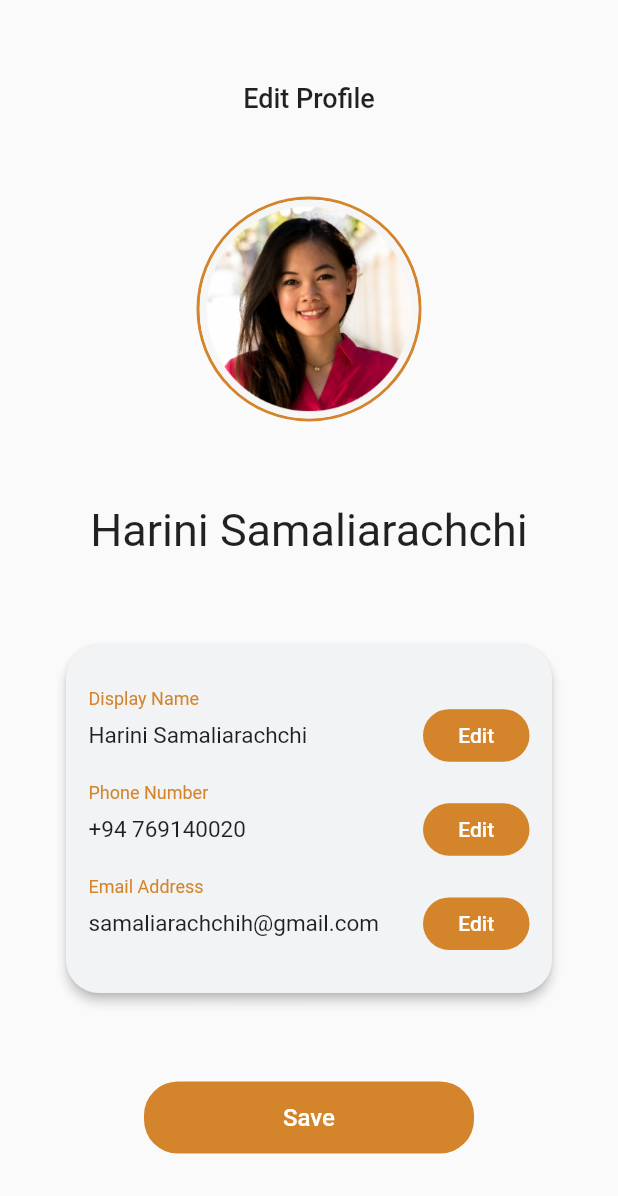
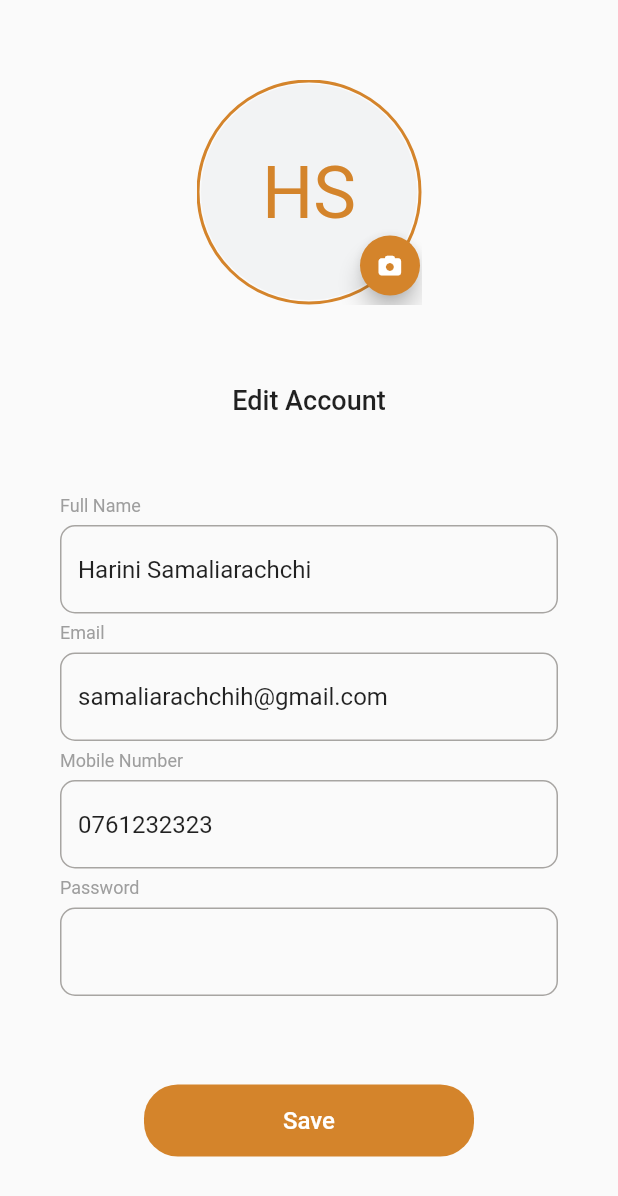
Before and after one commit to malindupasan/HirePro, a Flutter app: the UserProfile screen opened by its route, after a tap on "EDIT PROFILE", on a phone screen of 412 x 824 dp. Shown: the top 1196 px of the screen. Run offline on Flutter 3.47's test engine with Material 2 defaults, Android fonts, the phone set to English and light mode, and no system bars; our stand-ins replace card_swiper, file_picker, flutter_rating_bar, font_awesome_flutter, image_cropper, image_picker and 3 more.

Commit message:
edit proifle ui changed and photo upload added

```diff
--- a/frontend/hire_pro/lib/screens/editProfileScreen.dart
+++ b/frontend/hire_pro/lib/screens/editProfileScreen.dart
@@ -1,11 +1,13 @@
 import 'package:flutter/material.dart';
+import 'package:font_awesome_flutter/font_awesome_flutter.dart';
 import 'package:hire_pro/constants.dart';
-import 'package:hire_pro/widgets/MyNavigationWidget.dart';
-import 'package:hire_pro/widgets/FormInput.dart';
+import 'package:hire_pro/services/imageUpload.dart';
 import 'package:hire_pro/widgets/MainButton.dart';
-import 'package:hire_pro/widgets/MainCard.dart';
-import 'package:hire_pro/widgets/NavButton.dart';
 import 'package:hire_pro/widgets/smallButton.dart';
+import 'dart:io';
+import 'package:flutter/services.dart';
+import 'package:image_picker/image_picker.dart';
+import 'package:image_cropper/image_cropper.dart';
 
 class EditProfile extends StatefulWidget {
   const EditProfile({super.key});
@@ -15,8 +17,25 @@ class EditProfile extends StatefulWidget {
 }
 
 class _EditProfileState extends State<EditProfile> {
+  String defaultImage = 'images/profile_pic.png';
+  final imageUpload = ImageUpload();
+  File? _image;
+  void changeProfilePicture(ImageSource source) async {
+    final file = await imageUpload.pickImage(source);
+    if (file != null) {
+      final croppedImage =
+          await imageUpload.crop(file: file, cropStyle: CropStyle.circle);
+      if (croppedImage != null) {
+        setState(() {
+          _image = File(
+            croppedImage.path,
+          );
+        });
+      }
+    }
+  }
+
   @override
-  TextEditingController _emailController = TextEditingController();
   Widget build(BuildContext context) {
     return SafeArea(
         child: Scaffold(
@@ -28,14 +47,12 @@ class _EditProfileState extends State<EditProfile> {
                 child: Column(
                   mainAxisAlignment: MainAxisAlignment.spaceEvenly,
                   children: [
-                    Text(
-                      'Edit Profile',
-                      style: TextStyle(
-                          fontWeight: FontWeight.w500, fontSize: 18),
-                    ),
+                    Stack(
+                      children: [
                         Container(
                           width: 150, // Set the desired width of the container
-                      height: 150, // Set the desired height of the container
+                          height:
+                              150, // Set the desired height of the container
                           decoration: BoxDecoration(
                             shape: BoxShape.circle, // Create a circular shape
                             border: Border.all(
@@ -43,41 +60,82 @@ class _EditProfileState extends State<EditProfile> {
                               width: 2, // Set the border width
                             ),
                           ),
+
                           child: Hero(
                             tag: 'image',
-                        child: ClipOval(
-                          child: Image.asset(
-                            'images/profile_pic.png', // Replace with your image URL
-                            fit: BoxFit
-                                .cover, // Adjust the image's fit within the circular border
+                            child: Center(
+                              child: FittedBox(
+                                fit: BoxFit.contain,
+                                child: CircleAvatar(
+                                  radius: 72,
+                                  backgroundColor: kMainGrey,
+                                  foregroundImage: _image != null
+                                      ? FileImage(_image!)
+                                      : null,
+                                  child: Text(
+                                    'HS',
+                                    style: TextStyle(
+                                        fontSize: 48, color: kMainYellow),
                                   ),
                                 ),
                               ),
                             ),
-                    Text(
-                      "Harini Samaliarachchi",
-                      style: TextStyle(
-                        fontSize: 30,
-                        overflow: TextOverflow.ellipsis,
                           ),
                         ),
-                    MainCard(
-                        240,
-                        335,
-                        kMainGrey,
-                        Padding(
-                          padding: const EdgeInsets.all(15.0),
-                          child: Column(
-                            mainAxisAlignment: MainAxisAlignment.spaceEvenly,
+                        Positioned(
+                          top: 100,
+                          left: 105,
+                          child: FloatingActionButton.small(
+                              backgroundColor: kMainYellow,
+                              child: Icon(
+                                FontAwesomeIcons.camera,
+                                size: 15,
+                              ),
+                              onPressed: () => showDialog<String>(
+                                    context: context,
+                                    builder: (BuildContext context) =>
+                                        AlertDialog(
+                                      title: const Text(
+                                        'Change profile picture using,',
+                                        style: TextStyle(
+                                            fontSize: 20,
+                                            fontWeight: FontWeight.w500),
+                                      ),
+                                      content: const Text(''),
+                                      actions: <Widget>[
+                                        Row(
+                                          mainAxisAlignment:
+                                              MainAxisAlignment.spaceEvenly,
                                           children: [
-                              EditField(
-                                  'Display Name', 'Harini Samaliarachchi'),
-                              EditField('Phone Number', '+94 769140020'),
-                              EditField(
-                                  'Email Address', 'samaliarachchih@gmail.com'),
+                                            SmallButton('Camera', () async {
+                                              changeProfilePicture(
+                                                  ImageSource.camera);
+                                            }, kMainYellow, Colors.white),
+                                            SmallButton('Gallery', () async {
+                                              changeProfilePicture(
+                                                  ImageSource.gallery);
+                                            }, kMainYellow, Colors.white)
+                                          ],
+                                        )
                                       ],
                                     ),
                                   )),
+                        ),
+                      ],
+                    ),
+                    Text(
+                      'Edit Account',
+                      style:
+                          TextStyle(fontWeight: FontWeight.w500, fontSize: 18),
+                    ),
+                    Column(
+                      children: [
+                        EditField('Full Name', 'Harini Samaliarachchi'),
+                        EditField('Email', 'samaliarachchih@gmail.com'),
+                        EditField('Mobile Number', '0761232323'),
+                        EditField('Password', ''),
+                      ],
+                    ),
                     MainButton("Save", () {}),
                   ],
                 ),
@@ -87,32 +145,36 @@ class _EditProfileState extends State<EditProfile> {
 }
 
 class EditField extends StatelessWidget {
-  final String label;
-  final String value;
+  String label;
+  String value;
   EditField(this.label, this.value);
 
   @override
   Widget build(BuildContext context) {
-    return Column(crossAxisAlignment: CrossAxisAlignment.start, children: [
-      Text(label,
+    return Column(
+      crossAxisAlignment: CrossAxisAlignment.start,
+      children: [
+        Text(
+          label,
           style: TextStyle(
-              color: kMainYellow,
+            color: Colors.grey,
             fontSize: 12,
-              overflow: TextOverflow.ellipsis)),
-      Row(
-        mainAxisAlignment: MainAxisAlignment.spaceBetween,
-        children: [
-          Expanded(
-              flex: 3,
-              child: Text(value,
-                  style: TextStyle(
-                      fontSize: 15, overflow: TextOverflow.ellipsis))),
-          SizedBox(
-            width: 10,
           ),
-          Expanded(child: SmallButton('Edit', () {}, kMainYellow, Colors.white))
+        ),
+        SizedBox(height: 6),
+        TextFormField(
+          initialValue: value,
+          decoration: InputDecoration(
+            border: OutlineInputBorder(
+              borderSide: BorderSide(
+                color: Colors.grey,
+              ),
+              borderRadius: BorderRadius.circular(10),
+            ),
+          ),
+        ),
+        SizedBox(height: 6),
       ],
-      )
-    ]);
+    );
   }
 }
--- a/frontend/hire_pro/lib/screens/userProfile.dart
+++ b/frontend/hire_pro/lib/screens/userProfile.dart
@@ -3,6 +3,7 @@ import 'package:hire_pro/constants.dart';
 import 'package:flutter_rating_bar/flutter_rating_bar.dart';
 import 'package:hire_pro/widgets/LineDivider.dart';
 import 'package:hire_pro/widgets/MainButton.dart';
+import 'package:hire_pro/widgets/smallButton.dart';
 
 class UserProfile extends StatefulWidget {
   const UserProfile({super.key});
@@ -71,7 +72,6 @@ class _UserProfileState extends State<UserProfile> {
                                     "EDIT PROFILE",
                                     style: TextStyle(
                                       fontSize: 16,
-
                                       color: kMainYellow,
                                     ),
                                   ),
@@ -80,10 +80,10 @@ class _UserProfileState extends State<UserProfile> {
                                   Navigator.pushNamed(context, '/edit_profile');
                                 }),
                           ),
-                          Text(
-                            "Stars you've earned",
-                            style: TextStyle(fontSize: 13),
-                          ),
+                          // Text(
+                          //   "Stars you've earned",
+                          //   style: TextStyle(fontSize: 13),
+                          // ),
                           RatingBarIndicator(
                             rating: 3.35,
                             itemBuilder: (context, index) => Icon(
@@ -114,12 +114,39 @@ class _UserProfileState extends State<UserProfile> {
                           crossAxisAlignment: CrossAxisAlignment.start,
                           mainAxisAlignment: MainAxisAlignment.spaceEvenly,
                           children: [
-                            Text(
+                            Container(
+                              decoration: BoxDecoration(
+                                color: Colors.white,
+                                borderRadius: BorderRadius.circular(10),
+                                boxShadow: [
+                                  BoxShadow(
+                                    color: Colors.grey.withOpacity(0.5),
+                                    spreadRadius: 1,
+                                    blurRadius: 5,
+                                    offset: Offset(
+                                        0, 3), // horizontal, vertical offset
+                                  ),
+                                ],
+                              ),
+                              child: Column(
+                                children: [
+                                  Container(
+                                    height: 40,
+                                    child: Center(
+                                      child: Text(
                                         'Saved Places',
+                                        textAlign: TextAlign.center,
                                         style: TextStyle(
-                                  fontSize: 17, fontWeight: FontWeight.w500),
+                                            fontSize: 17,
+                                            fontWeight: FontWeight.w500),
                                       ),
-                            Container(
+                                    ),
+                                  ),
+                                  RawScrollbar(
+                                    thumbColor: Colors.grey,
+                                    radius: Radius.circular(5),
+                                    thumbVisibility: true,
+                                    child: Container(
                                       height: 130,
                                       child: ListView(
                                         padding: EdgeInsets.all(10),
@@ -132,7 +159,11 @@ class _UserProfileState extends State<UserProfile> {
                                               Icons.school_outlined),
                                         ],
                                       ),
+                                    ),
                                   )
+                                ],
+                              ),
+                            ),
                           ],
                         ),
                       ),
@@ -158,7 +189,7 @@ class AddAddress extends StatelessWidget {
   Widget build(BuildContext context) {
     return Container(
       decoration: BoxDecoration(
-          color: kMainGrey,
+          color: Colors.white,
           border: Border.symmetric(
               horizontal: BorderSide(color: Colors.grey, width: 0.5))),
       height: 60,
--- /dev/null
+++ b/frontend/hire_pro/lib/services/imageUpload.dart
@@ -0,0 +1,38 @@
+import 'package:image_picker/image_picker.dart';
+import 'package:image_cropper/image_cropper.dart';
+import 'package:flutter/material.dart';
+
+class ImageUpload {
+  ImageUpload({
+    ImagePicker? imagePicker,
+    ImageCropper? imageCropper,
+  })  : _imagePicker = imagePicker ?? ImagePicker(),
+        _imageCropper = imageCropper ?? ImageCropper();
+
+  final ImagePicker _imagePicker;
+  final ImageCropper _imageCropper;
+  bool multiple = false;
+
+  pickImage(ImageSource source) async {
+    try {
+      final file = await _imagePicker.pickImage(source: source);
+      if (file != null) {
+        return file;
+      }
+      return;
+    } catch (e) {
+      print(e);
+    }
+  }
+
+  Future<List<XFile>> pickImageMultiple() async {
+    return await _imagePicker.pickMultiImage();
+  }
+
+  Future<CroppedFile?> crop(
+      {required XFile file, CropStyle cropStyle = CropStyle.rectangle}) async {
+    final croppedFile = await _imageCropper.cropImage(
+        sourcePath: file.path, cropStyle: cropStyle, compressQuality: 100);
+    return croppedFile;
+  }
+}
--- a/frontend/hire_pro/pubspec.yaml
+++ b/frontend/hire_pro/pubspec.yaml
@@ -45,6 +45,10 @@ dependencies:
   loading_animation_widget: ^1.2.0+4
   card_swiper: ^3.0.1
   percent_indicator: ^4.2.3
+  sliver_tools: ^0.2.12
+  http: ^1.1.0
+  image_picker: ^1.0.1
+  image_cropper: ^5.0.0
 
 
 
```
Also changed, not shown: frontend/hire_pro/pubspec.lock, 7 other files. Lines whose indentation alone changed are shown as unchanged.
